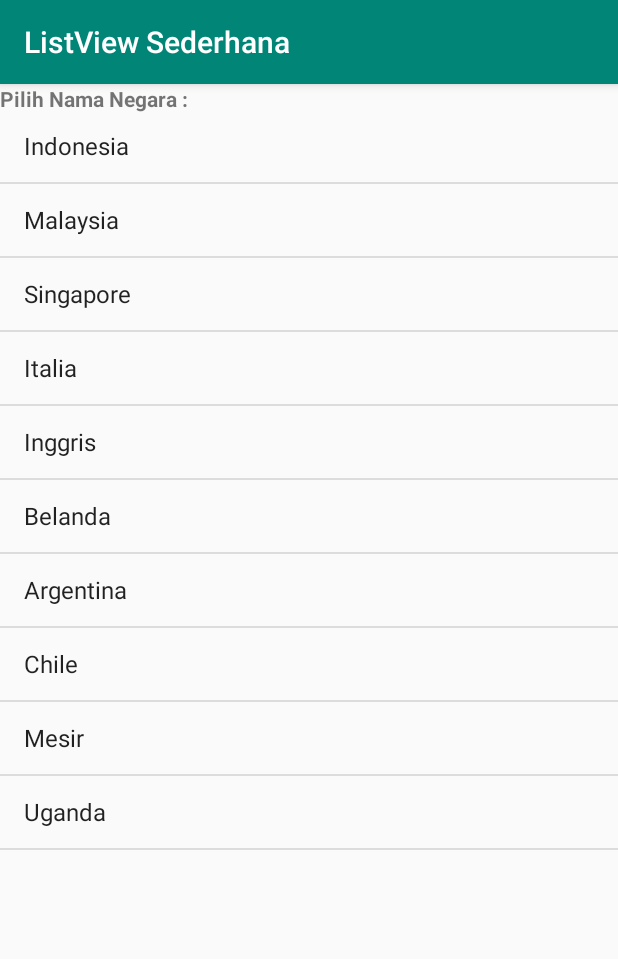
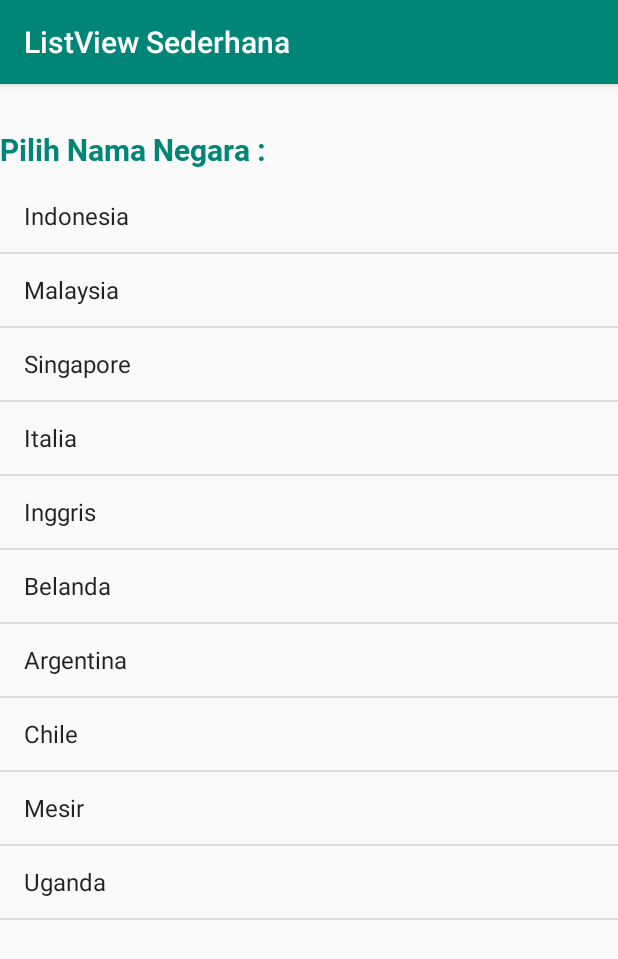
Before and after one commit to zaidanabhi/kelompok-8-pbo, an Android app: the ListActivity screen opened directly, with no data from a screen before it, on a phone screen of 412 x 824 dp. Shown: the top 959 px of the screen. Run offline under Robolectric (Android 15) with nearby library versions, the phone set to English and light mode, and no system bars.

Commit message:
mengubah font pada list

```diff
--- a/app/src/main/res/layout/activity_list.xml
+++ b/app/src/main/res/layout/activity_list.xml
@@ -10,13 +10,17 @@
     <ListView
         android:layout_width="match_parent"
         android:layout_height="match_parent"
-        android:layout_marginTop="17dp"
+        android:layout_marginTop="64dp"
         android:id="@+id/list_view" />
 
     <TextView
         android:text="Pilih Nama Negara :"
         android:textStyle="bold"
-        android:layout_marginBottom="16dp"
+        android:textColor="@color/colorPrimary"
+        android:fontFamily="@font/roboto_bold"
+        android:textSize="20dp"
+        android:layout_marginTop="30dp"
+        android:layout_marginBottom="24dp"
         android:layout_alignParentTop="true"
         android:layout_width="wrap_content"
         android:layout_height="wrap_content"
```
